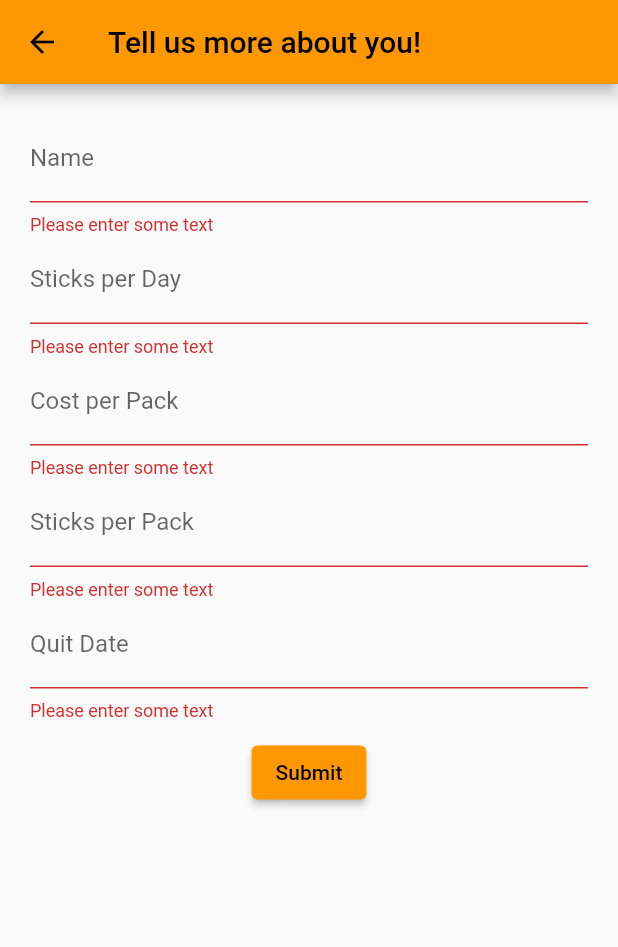
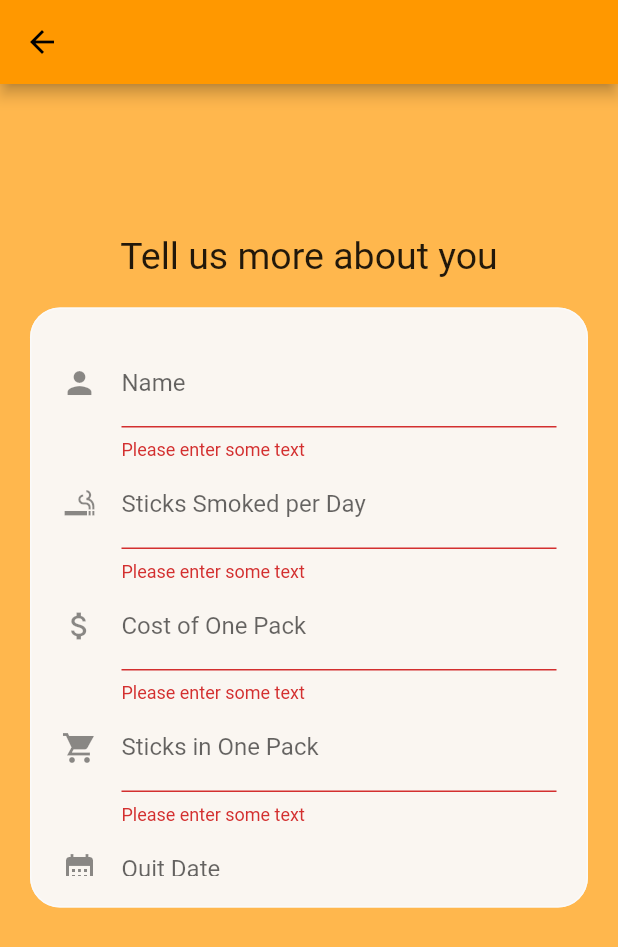
Before and after one commit to S-Samiksha/QuitNowApp, a Flutter app: the UserDetailsForm screen opened by its route, after a tap on "Submit", on a phone screen of 412 x 824 dp. Shown: the top 947 px of the screen. Run offline on Flutter 3.47's test engine with Material 2 defaults, Android fonts, the phone set to English and light mode, and no system bars; our stand-ins replace cloud_firestore, firebase_auth, firebase_core; accounts and stored records are empty; Roboto replaces fonts that are missing (Indies).

Commit message:
user form UI

```diff
--- a/flutter_app_quit_now/lib/pages/user_details_form.dart
+++ b/flutter_app_quit_now/lib/pages/user_details_form.dart
@@ -5,15 +5,52 @@ import 'package:cloud_firestore/cloud_firestore.dart';
 import 'package:flutter_app_quit_now/pages/home_page.dart';
 
 class UserDetailsForm extends StatelessWidget {
+  const UserDetailsForm({super.key});
+
   @override
   Widget build(BuildContext context) {
     return Scaffold(
-      appBar: AppBar(title: const Text('Tell us more about you!')),
-      body: Padding(
-        padding: const EdgeInsets.all(20.0),
-        child: Column(
-          crossAxisAlignment: CrossAxisAlignment.start,
-          children: [const MyCustomForm()],
+      appBar: AppBar(title: const Text('')),
+      // body: Padding(
+      //   padding: const EdgeInsets.all(20.0),
+      //   child: Column(
+      //     crossAxisAlignment: CrossAxisAlignment.start,
+      //     children: const [MyCustomForm()],
+      //   ),
+      // ),
+      body: Container(
+        height: double.infinity,
+        width: double.infinity,
+        padding: const EdgeInsets.all(20),
+        color: Colors.orange[300],
+        child: SingleChildScrollView(
+          child: Column(
+            crossAxisAlignment: CrossAxisAlignment.center,
+            mainAxisAlignment: MainAxisAlignment.center,
+            children: <Widget>[
+              const SizedBox(height: 80),
+              const Text(
+                "Tell us more about you",
+                style: TextStyle(fontSize: 25, fontFamily: 'Indies'),
+              ),
+              const SizedBox(height: 20),
+              Container(
+                padding: const EdgeInsets.all(20),
+                height: 400,
+                decoration: BoxDecoration(
+                    color: Color.fromARGB(241, 250, 250, 250),
+                    border: Border.all(
+                      color: Color.fromARGB(241, 250, 250, 250),
+                    ),
+                    borderRadius: BorderRadius.all(Radius.circular(20))),
+                child: SingleChildScrollView(
+                  child: Column(
+                    children: const [MyCustomForm()],
+                  ),
+                ),
+              )
+            ],
+          ),
         ),
       ),
     );
@@ -51,6 +88,7 @@ class _MyCustomFormState extends State<MyCustomForm> {
         children: <Widget>[
           TextFormField(
               decoration: const InputDecoration(
+                icon: Icon(Icons.person),
                 labelText: 'Name',
               ),
               onChanged: (value) {
@@ -64,7 +102,8 @@ class _MyCustomFormState extends State<MyCustomForm> {
               }),
           TextFormField(
               decoration: const InputDecoration(
-                labelText: 'Sticks per Day',
+                icon: Icon(Icons.smoking_rooms),
+                labelText: 'Sticks Smoked per Day',
               ),
               onChanged: (value) {
                 sticksPerDay = int.parse(value);
@@ -77,7 +116,8 @@ class _MyCustomFormState extends State<MyCustomForm> {
               }),
           TextFormField(
               decoration: const InputDecoration(
-                labelText: 'Cost per Pack',
+                icon: Icon(Icons.attach_money),
+                labelText: 'Cost of One Pack',
               ),
               onChanged: (value) {
                 costPerPack = int.parse(value);
@@ -90,7 +130,8 @@ class _MyCustomFormState extends State<MyCustomForm> {
               }),
           TextFormField(
               decoration: const InputDecoration(
-                labelText: 'Sticks per Pack',
+                icon: Icon(Icons.shopping_cart_sharp),
+                labelText: 'Sticks in One Pack',
               ),
               onChanged: (value) {
                 sticksPerPack = int.parse(value);
@@ -103,6 +144,7 @@ class _MyCustomFormState extends State<MyCustomForm> {
               }),
           TextFormField(
               decoration: const InputDecoration(
+                icon: Icon(Icons.calendar_month_sharp),
                 labelText: 'Quit Date',
               ),
               onChanged: (value) {
@@ -138,8 +180,10 @@ class _MyCustomFormState extends State<MyCustomForm> {
                       .catchError(
                           (error) => print('Failed to add details: $error'));
 
-                  Navigator.push(context,
-                      MaterialPageRoute(builder: (context) => HomePage()));
+                  Navigator.push(
+                      context,
+                      MaterialPageRoute(
+                          builder: (context) => const HomePage()));
                 }
               },
               child: const Text('Submit'),
```
